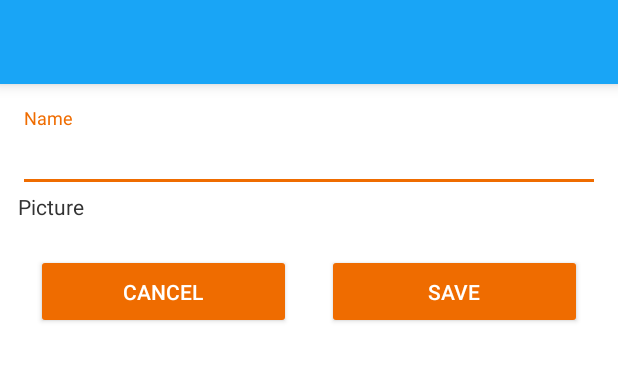
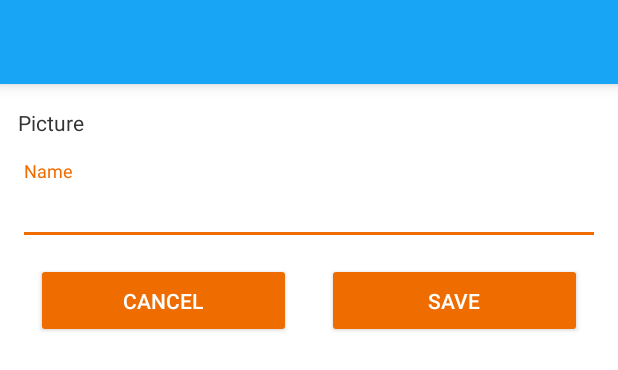
Before and after one commit to paulofernando/inspirationalpeople, an Android app: the layout activity_add_person.xml on its own in the app's theme, with its tools: preview values and no code run, on a phone screen of 412 x 824 dp. Shown: the top 370 px of the screen. Run offline under Robolectric (Android 15) with nearby library versions, the phone set to English and light mode, and no system bars.

Commit message:
PopupImage added

```diff
--- a/PessoasInspiradoras/app/src/main/res/layout/activity_add_person.xml
+++ b/PessoasInspiradoras/app/src/main/res/layout/activity_add_person.xml
@@ -28,9 +28,27 @@
 				android:layout_height="wrap_content"
 				android:orientation="vertical" >
 
+				<TextView
+					android:id="@+id/tv_add_person_photo"
+					android:layout_width="match_parent"
+					android:layout_height="wrap_content"
+					android:text="@string/person_photo"
+					android:textColor="#333"
+					/>
+
+				<ImageView
+					android:id="@+id/add_person_photo"
+					android:layout_width="match_parent"
+					android:layout_height="wrap_content"
+					android:maxHeight="128dp"
+					android:adjustViewBounds="true"
+					android:layout_marginBottom="10dp"
+					android:contentDescription="@string/person_photo_description"/>
+
 				<android.support.design.widget.TextInputLayout
 					android:layout_width="match_parent"
-					android:layout_height="wrap_content">
+					android:layout_height="wrap_content"
+					android:layout_marginTop="@dimen/activity_vertical_margin">
 
 					<EditText
 						android:id="@+id/et_add_person_name"
@@ -39,23 +57,6 @@
 						android:hint="@string/person_name"/>
 
 				</android.support.design.widget.TextInputLayout>
-
-				<TextView
-					 android:id="@+id/tv_add_person_photo"
-					 android:layout_width="match_parent"
-					 android:layout_height="wrap_content"
-					 android:text="@string/person_photo"
-					 android:textColor="#333"
-					/>
-
-				<ImageView
-					android:id="@+id/add_person_photo"
-					android:layout_width="match_parent"
-					android:layout_height="wrap_content"
-					android:maxHeight="50dp"
-					android:adjustViewBounds="true"
-					android:layout_marginBottom="10dp"
-					android:contentDescription="@string/person_photo_description"/>
 
 			</LinearLayout>
 
--- a/PessoasInspiradoras/app/src/main/res/layout/content_pager_inspirations.xml
+++ b/PessoasInspiradoras/app/src/main/res/layout/content_pager_inspirations.xml
@@ -30,10 +30,8 @@
         <de.hdodenhof.circleimageview.CircleImageView
             xmlns:app="http://schemas.android.com/apk/res-auto"
             android:id="@+id/photo_selected_person_pager"
-            android:layout_width="wrap_content"
-            android:layout_height="wrap_content"
-            android:maxWidth="128dp"
-            android:maxHeight="128dp"
+            android:layout_width="128dp"
+            android:layout_height="128dp"
             android:layout_centerHorizontal="true"
             android:layout_marginBottom="10dp"
             app:civ_border_width="1dp"
--- a/PessoasInspiradoras/app/src/main/res/values/styles.xml
+++ b/PessoasInspiradoras/app/src/main/res/values/styles.xml
@@ -15,6 +15,12 @@
 
     <style name="AppTheme.AppBarOverlay" parent="ThemeOverlay.AppCompat.Dark.ActionBar" />
     <style name="AppTheme.PopupOverlay" parent="ThemeOverlay.AppCompat.Light" />
+
+    <style name="AppTheme.PopupImage">
+        <item name="android:windowIsTranslucent">true</item>
+        <item name="android:windowCloseOnTouchOutside">true</item>
+    </style>
+
     <style name="Crop"></style>
 
     <style name="MyButton" parent="Theme.AppCompat.Light">
```
Also changed, not shown: PessoasInspiradoras/app/src/main/AndroidManifest.xml (+7 -0 lines), PessoasInspiradoras/app/src/main/java/br/net/paulofernando/pessoasinspiradoras/EditPersonActivity.java (+13 -5 lines), PessoasInspiradoras/app/src/main/java/br/net/paulofernando/pessoasinspiradoras/PopupImage.java (added, +30 -0 lines), PessoasInspiradoras/app/src/main/java/br/net/paulofernando/pessoasinspiradoras/view/PersonView.java (+5 -13 lines), PessoasInspiradoras/app/src/main/res/layout/activity_popup_image.xml (added, +13 -0 lines).
